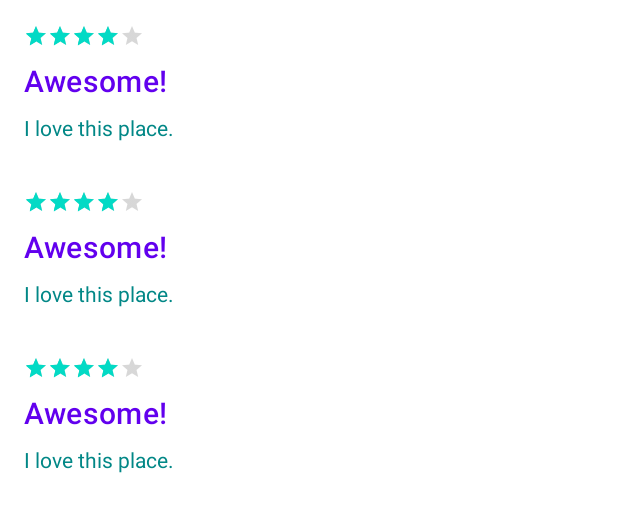
After one commit to Android-Academy-Cluj/GarminKaptain2021, an Android app: the layout fragment_poi_review.xml on its own in the app's theme, with its tools: preview values and no code run, on a phone screen of 412 x 824 dp. The commit adds this screen. Shown: the top 512 px of the screen. Run offline under Robolectric (Android 15) with nearby library versions, the phone set to English and light mode, and no system bars.

Commit message:
Add Review Fragment
Change-Id: I2da0747fb078bc5435c4a23f1626800f5d471484

```diff
--- /dev/null
+++ b/project/app/src/main/res/layout/fragment_poi_review.xml
@@ -0,0 +1,7 @@
+<?xml version="1.0" encoding="utf-8"?>
+<androidx.recyclerview.widget.RecyclerView xmlns:android="http://schemas.android.com/apk/res/android"
+    xmlns:tools="http://schemas.android.com/tools"
+    android:id="@+id/poi_review_list"
+    android:layout_width="match_parent"
+    android:layout_height="match_parent"
+    tools:listitem="@layout/poi_review_item" />
--- /dev/null
+++ b/project/app/src/main/res/layout/poi_review_item.xml
@@ -0,0 +1,42 @@
+<?xml version="1.0" encoding="utf-8"?>
+<androidx.constraintlayout.widget.ConstraintLayout xmlns:android="http://schemas.android.com/apk/res/android"
+    xmlns:app="http://schemas.android.com/apk/res-auto"
+    xmlns:tools="http://schemas.android.com/tools"
+    android:layout_width="match_parent"
+    android:layout_height="wrap_content"
+    android:layout_margin="@dimen/spacing_normal">
+
+    <RatingBar
+        android:id="@+id/poi_review_rating_bar"
+        style="?android:attr/ratingBarStyleSmall"
+        android:layout_width="wrap_content"
+        android:layout_height="wrap_content"
+        android:numStars="5"
+        android:stepSize="0.1"
+        app:layout_constraintLeft_toLeftOf="parent"
+        app:layout_constraintTop_toTopOf="parent"
+        tools:rating="4" />
+
+    <TextView
+        android:id="@+id/poi_review_title"
+        style="@style/TextAppearance.MaterialComponents.Headline6"
+        android:layout_width="wrap_content"
+        android:layout_height="wrap_content"
+        android:layout_marginTop="@dimen/spacing_small"
+        android:textColor="@color/purple_500"
+        app:layout_constraintLeft_toLeftOf="parent"
+        app:layout_constraintTop_toBottomOf="@id/poi_review_rating_bar"
+        tools:text="Awesome!" />
+
+    <TextView
+        android:id="@+id/poi_review_text"
+        style="@style/TextAppearance.AppCompat.Body1"
+        android:layout_width="wrap_content"
+        android:layout_height="wrap_content"
+        android:layout_marginTop="@dimen/spacing_small"
+        android:textColor="@color/teal_700"
+        app:layout_constraintLeft_toLeftOf="parent"
+        app:layout_constraintTop_toBottomOf="@id/poi_review_title"
+        tools:text="I love this place." />
+
+</androidx.constraintlayout.widget.ConstraintLayout>
--- a/project/app/src/main/res/values/dimens.xml
+++ b/project/app/src/main/res/values/dimens.xml
@@ -1,5 +1,6 @@
 <?xml version="1.0" encoding="utf-8"?>
 <resources>
+    <dimen name="spacing_small">8dp</dimen>
     <dimen name="spacing_normal">16dp</dimen>
     <dimen name="spacing_large">32dp</dimen>
 </resources>
```
Also changed, not shown: project/app/src/main/java/com/garmin/garminkaptain/data/MockData.kt (+30 -0 lines), project/app/src/main/java/com/garmin/garminkaptain/data/PoiData.kt (+7 -0 lines), project/app/src/main/java/com/garmin/garminkaptain/ui/PoiDetailsFragment.kt (+47 -41 lines), project/app/src/main/java/com/garmin/garminkaptain/ui/PoiMapFragment.kt (+18 -2 lines), project/app/src/main/java/com/garmin/garminkaptain/ui/PoiReviewFragment.kt (added, +65 -0 lines), project/app/src/main/res/layout/poi_details_fragment2.xml (+10 -9 lines), project/app/src/main/res/navigation/nav_graph.xml (+13 -0 lines).
